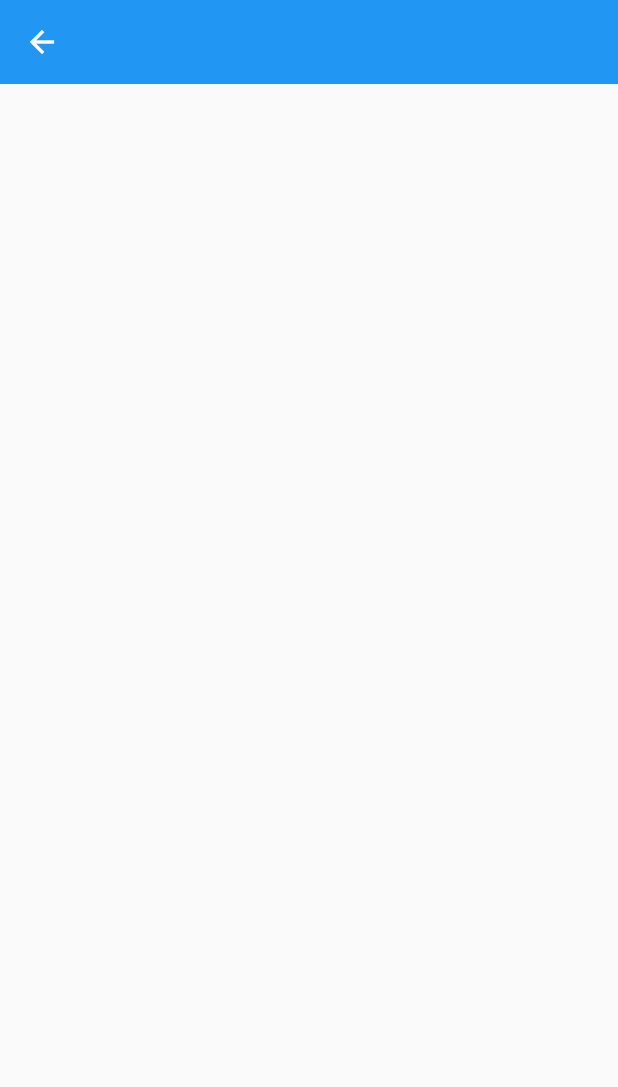
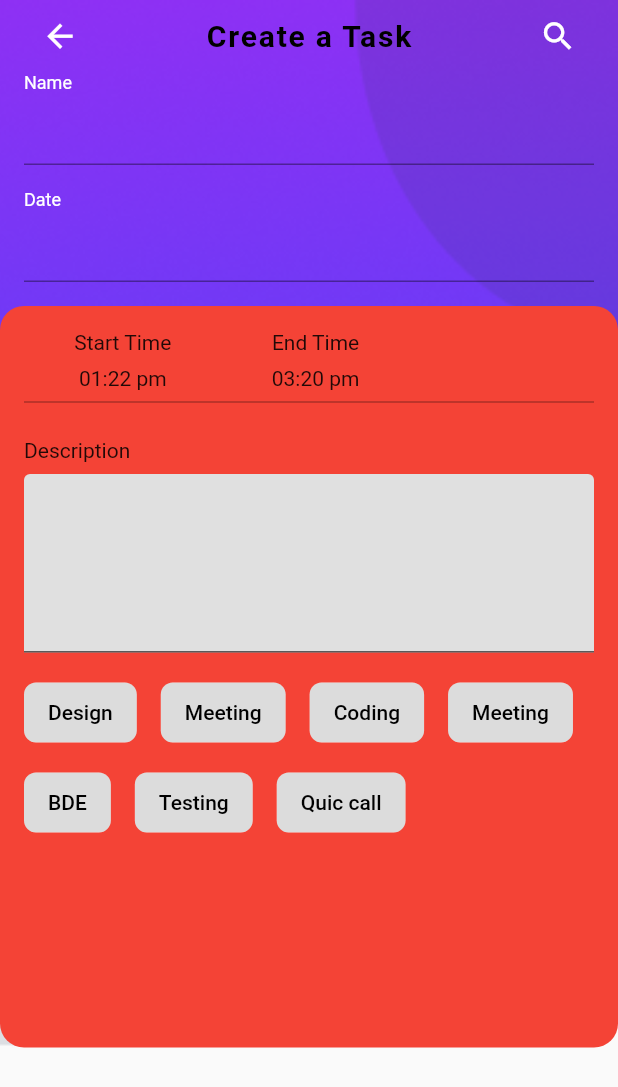
Before and after one commit to ZayniddinMamarasulov/task-manager, a Flutter app: the screen it shows after launch, on a phone screen of 412 x 824 dp. Shown: the top 1087 px of the screen. Run offline on Flutter 3.47's test engine with Material 2 defaults, Android fonts, the phone set to English and light mode, and no system bars.

Commit message:
team3 create task ui started

```diff
--- a/lib/main.dart
+++ b/lib/main.dart
@@ -1,5 +1,6 @@
 import 'package:flutter/material.dart';
-import 'package:task_manager/create_pages/create_page.dart';
+import 'package:task_manager/screen/create_task/create_task.dart';
+
 
 void main() {
   runApp(const MyApp());
@@ -12,12 +13,11 @@ class MyApp extends StatelessWidget {
   @override
   Widget build(BuildContext context) {
     return MaterialApp(
-        title: 'Flutter Demo',
+        title: 'Task manager',
+        debugShowCheckedModeBanner: false,
         theme: ThemeData(
-
           primarySwatch: Colors.blue,
         ),
-        home: const CreatePage()
-    );
+        home: const CreateTaskScreen());
   }
 }
--- /dev/null
+++ b/lib/screen/create_task/chip_model/my_chips.dart
@@ -0,0 +1,21 @@
+class MyTopic {
+  String title;
+  bool isSelected;
+
+  @override
+  String toString() {
+    return 'MyTopic{title: $title, isSelected: $isSelected}';
+  }
+
+  MyTopic(this.title, {this.isSelected = false});
+
+  static List<MyTopic> topics = [
+    MyTopic('Design'),
+    MyTopic('Meeting'),
+    MyTopic('Coding'),
+    MyTopic('Meeting'),
+    MyTopic('BDE'),
+    MyTopic('Testing'),
+    MyTopic('Quic call'),
+  ];
+}
--- /dev/null
+++ b/lib/screen/create_task/create_task.dart
@@ -0,0 +1,184 @@
+import 'package:flutter/material.dart';
+
+import 'chip_model/my_chips.dart';
+
+class CreateTaskScreen extends StatefulWidget {
+  const CreateTaskScreen({Key? key}) : super(key: key);
+
+  @override
+  State<CreateTaskScreen> createState() => _CreateTaskScreenState();
+}
+
+class _CreateTaskScreenState extends State<CreateTaskScreen> {
+  final TextEditingController _nameController = TextEditingController();
+  final TextEditingController _dateController = TextEditingController();
+  final TextEditingController _descController = TextEditingController();
+
+  List<MyTopic> topics = MyTopic.topics;
+
+  List<MyTopic> selectTopics = [];
+  @override
+  Widget build(BuildContext context) {
+    final size = MediaQuery.of(context).size;
+    final statusBarHeight = MediaQuery.of(context).padding.top;
+    return SafeArea(
+      child: Scaffold(
+        body: SingleChildScrollView(
+          child: Container(
+            alignment: Alignment.bottomCenter,
+            decoration: const BoxDecoration(
+              image: DecorationImage(
+                  image: AssetImage(
+                    "assets/images/bg_image.png",
+                  ),
+                  fit: BoxFit.cover),
+            ),
+            child: Column(
+              children: [
+                Padding(
+                  padding: const EdgeInsets.symmetric(horizontal: 16),
+                  child: Column(
+                    crossAxisAlignment: CrossAxisAlignment.start,
+                    children: [
+                      Row(
+                        mainAxisAlignment: MainAxisAlignment.spaceBetween,
+                        children: [
+                          IconButton(
+                              onPressed: () {},
+                              icon: const Icon(Icons.arrow_back_outlined,
+                                  size: 25, color: Colors.white)),
+                          const Text(
+                            "Create a Task",
+                            style: TextStyle(
+                              fontSize: 20,
+                              letterSpacing: 1.2,
+                              fontWeight: FontWeight.w700,
+                              color: Colors.black,
+                            ),
+                          ),
+                          IconButton(
+                              onPressed: () {},
+                              icon: const Icon(Icons.search,
+                                  size: 25, color: Colors.white))
+                        ],
+                      ),
+                      const Text(
+                        "Name",
+                        style: TextStyle(
+                          fontSize: 12,
+                          fontWeight: FontWeight.w400,
+                          color: Colors.white,
+                        ),
+                      ),
+                      TextFormField(
+                        controller: _nameController,
+                        decoration: const InputDecoration(),
+                      ),
+                      const SizedBox(height: 16),
+                      const Text(
+                        "Date",
+                        style: TextStyle(
+                          fontSize: 12,
+                          fontWeight: FontWeight.w400,
+                          color: Colors.white,
+                        ),
+                      ),
+                      TextFormField(
+                        controller: _dateController,
+                      ),
+                    ],
+                  ),
+                ),
+                const SizedBox(height: 16),
+                Container(
+                  height: size.height * 0.6,
+                  width: size.width,
+                  padding: const EdgeInsets.all(16),
+                  decoration: BoxDecoration(
+                      color: Colors.red,
+                      borderRadius: BorderRadius.circular(16)),
+                  child: Column(
+                    crossAxisAlignment: CrossAxisAlignment.start,
+                    children: [
+                      Row(
+                        mainAxisAlignment: MainAxisAlignment.spaceAround,
+                        children: [
+                          Column(
+                            children: const [
+                              Text("Start Time"),
+                              SizedBox(height: 8),
+                              Text("01:22 pm"),
+                            ],
+                          ),
+                          Column(
+                            children: const [
+                              Text("End Time"),
+                              SizedBox(height: 8),
+                              Text("03:20 pm"),
+                            ],
+                          ),
+                          const SizedBox(width: 56)
+                        ],
+                      ),
+                      const Divider(
+                        color: Colors.black45,
+                      ),
+                      const SizedBox(height: 16),
+                      const Text("Description"),
+                      const SizedBox(height: 8),
+                      TextFormField(
+                        controller: _descController,
+                        maxLines: 5,
+                        decoration: InputDecoration(
+                            filled: true, fillColor: Colors.grey.shade300),
+                      ),
+                      const SizedBox(height: 16),
+                      Wrap(
+                        runSpacing: 12,
+                        spacing: 16,
+                        children: List.generate(topics.length, (index) {
+                          var topic = topics[index];
+                          return ChoiceChip(
+                            label: Text(
+                              topic.title,
+                              style: TextStyle(
+                                  color: topic.isSelected
+                                      ? Colors.white
+                                      : Colors.black),
+                            ),
+                            selectedColor: Colors.grey.shade900,
+                            selected: topic.isSelected,
+                            shape: RoundedRectangleBorder(
+                              borderRadius: BorderRadius.circular(8),
+                            ),
+                            padding: const EdgeInsets.symmetric(
+                                horizontal: 8, vertical: 12),
+                            pressElevation: 0,
+                            onSelected: (bool newValue) {
+                              setState(() {
+                                topic.isSelected = !topic.isSelected;
+                                if (topic.isSelected) {
+                                  selectTopics.add(topic);
+                                } else {
+                                  selectTopics.remove(topic);
+                                }
+
+                                // tanlanganlar
+                                debugPrint(selectTopics.toString() +
+                                    "selected Category");
+                              });
+                            },
+                          );
+                        }),
+                      ),
+                    ],
+                  ),
+                )
+              ],
+            ),
+          ),
+        ),
+      ),
+    );
+  }
+}
--- a/pubspec.yaml
+++ b/pubspec.yaml
@@ -56,6 +56,8 @@ flutter:
   # included with your application, so that you can use the icons in
   # the material Icons class.
   uses-material-design: true
+  assets:
+    - assets/images/
 
   # To add assets to your application, add an assets section, like this:
   # assets:
```
Also changed, not shown: assets/images/bg_image.png (added), pubspec.lock.
